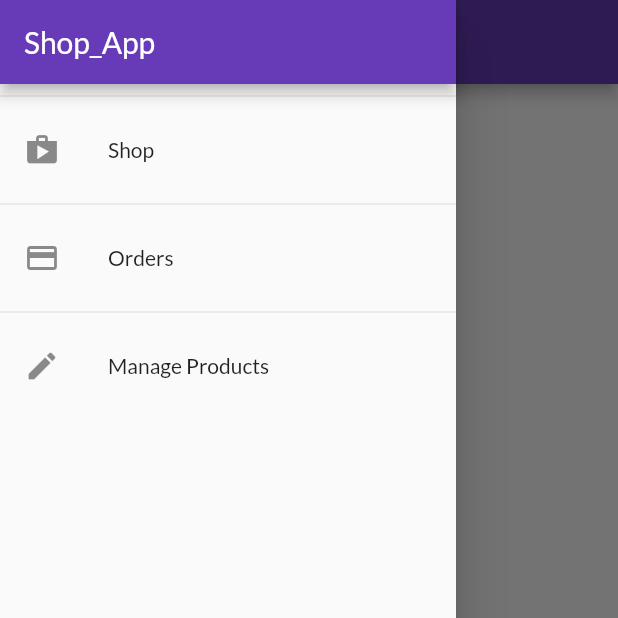
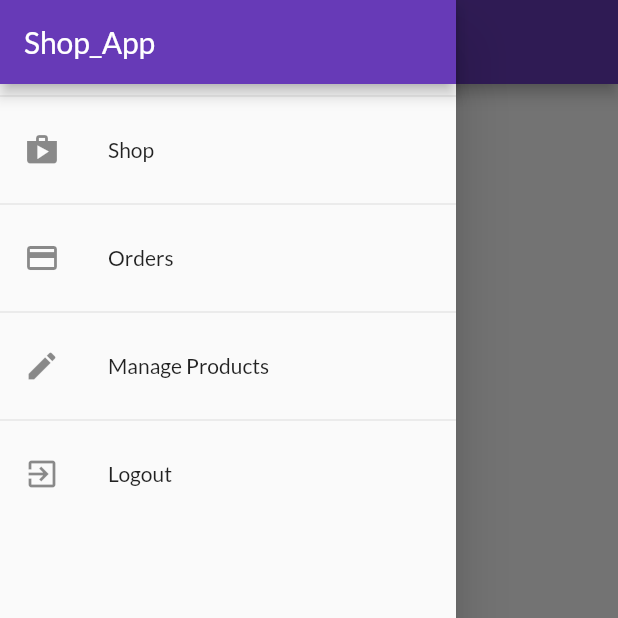
Before and after one commit to Aashu-Jha/shop_app_flutter, a Flutter app: the OrdersScreen screen opened by its route, with the side drawer open, on a phone screen of 412 x 824 dp, the top half of it. Run offline on Flutter 3.47's test engine with Material 2 defaults, Android fonts, the phone set to English and light mode, and no system bars; network calls fail.

Commit message:
feat: added logout Screen

```diff
--- a/lib/main.dart
+++ b/lib/main.dart
@@ -51,8 +51,6 @@ class MyApp extends StatelessWidget {
         ),
         home: auth.isAuth ? ProductsOverviewScreen() : AuthScreen(),
         routes: {
-          // AuthScreen.routeName : (context) => AuthScreen(),
-          ProductsOverviewScreen.routeName : (context) => ProductsOverviewScreen(),
           ProductsDetailScreen.routeName : (context) => ProductsDetailScreen(),
           CartViewScreen.routeName : (context) => CartViewScreen(),
           OrdersScreen.routeName : (context) => OrdersScreen(),
--- a/lib/screens/auth_screen.dart
+++ b/lib/screens/auth_screen.dart
@@ -139,8 +139,6 @@ class _AuthCardState extends State<AuthCard> {
         await Provider.of<Auth>(context, listen: false)
             .signUp(_authData['email'], _authData['password']);
       }
-      Navigator.of(context)
-          .pushReplacementNamed(ProductsOverviewScreen.routeName);
     } on HttpException catch (e) {
       var errorMessage = 'Authentication failed!';
       if(e.toString().contains('EMAIL_EXISTS')){
--- a/lib/widgets/app_drawer.dart
+++ b/lib/widgets/app_drawer.dart
@@ -1,4 +1,6 @@
 import 'package:flutter/material.dart';
+import 'package:provider/provider.dart';
+import 'package:shop_app/providers/auth.dart';
 import 'package:shop_app/screens/orders_screen.dart';
 import 'package:shop_app/screens/products_overview_screen.dart';
 import 'package:shop_app/screens/user_products_screen.dart';
@@ -36,6 +38,15 @@ class AppDrawer extends StatelessWidget {
             onTap: () {
               Navigator.of(context).pushReplacementNamed(UserProductsScreen.routeName);
             },
+          ),
+          Divider(),
+          ListTile(
+            leading: Icon(Icons.exit_to_app),
+            title: Text('Logout'),
+            onTap: () {
+              Navigator.of(context).pop();
+              Provider.of<Auth>(context, listen: false).logout();
+            },
           )
         ],
       ),
```
Also changed, not shown: lib/providers/auth.dart (+7 -0 lines).
